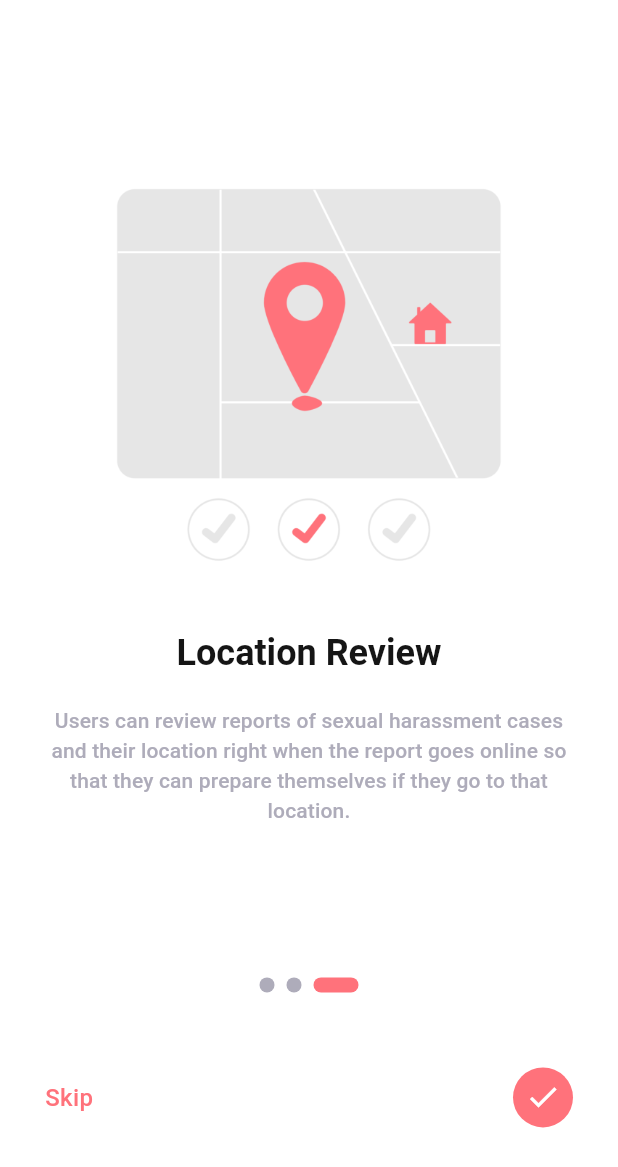
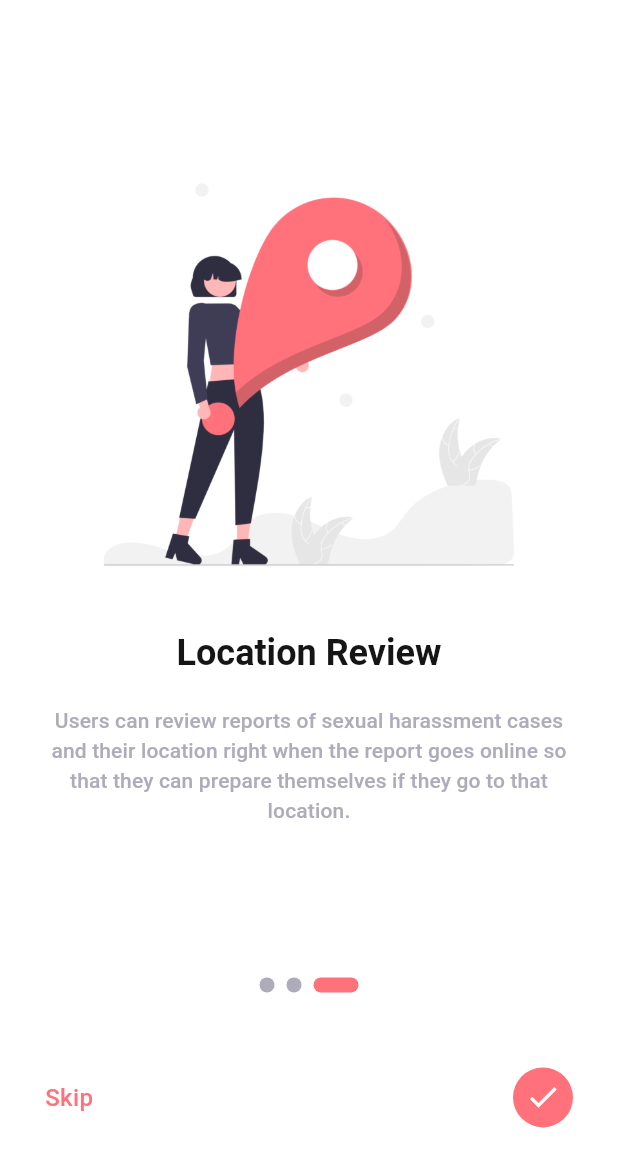
Before and after one commit to Nitishroy-7033/Project-Shakti, a Flutter app: the screen it shows after launch, after a tap on "Skip", on a phone screen of 412 x 824 dp. Shown: the top 1167 px of the screen. Run offline on Flutter 3.47's test engine with Material 3 defaults, Android fonts, the phone set to English and light mode, and no system bars; drawn by our look-alikes of smooth_page_indicator; our stand-ins replace flutter_bloc, flutter_contacts, permission_handler; Roboto replaces fonts that are missing (Poppins).

Commit message:
[#44] Add skip animation in onboarding & make imgaes variable

```diff
--- a/lib/core/constants/app_images.dart
+++ b/lib/core/constants/app_images.dart
@@ -1,3 +1,6 @@
 class AppImages {
   static const policePhoto = "assets/images/police.png";
+  static const onBoarding1 = "assets/images/emergency_alert_illustration.png";
+  static const onBoarding2 = "assets/images/location_review_illustration.png";
+  static const onBoarding3 = "assets/images/share_location_illustration.png";
 }
--- a/lib/features/onboarding/views/on_boarding_screen.dart
+++ b/lib/features/onboarding/views/on_boarding_screen.dart
@@ -60,7 +60,11 @@ class _OnBoardingScreenState extends State<OnBoardingScreen> {
                       //skip
                       GestureDetector(
                         onTap: () {
-                          _controller.jumpToPage(2);
+                          _controller.animateToPage(
+                            2,
+                            duration: Duration(milliseconds: 300),
+                            curve: Curves.easeIn,
+                          );
                         },
                         child: Text(
                           'Skip',
@@ -78,7 +82,7 @@ class _OnBoardingScreenState extends State<OnBoardingScreen> {
                             Navigator.pushReplacementNamed(context, '/login');
                           } else {
                             _controller.nextPage(
-                              duration: Duration(milliseconds: 500),
+                              duration: Duration(milliseconds: 300),
                               curve: Curves.easeIn,
                             );
                           }
--- a/lib/features/onboarding/widgets/emergency_alert_page.dart
+++ b/lib/features/onboarding/widgets/emergency_alert_page.dart
@@ -1,4 +1,5 @@
 import 'package:flutter/material.dart';
+import 'package:project_shakti/core/constants/app_images.dart';
 
 class EmergencyAlertPage extends StatelessWidget {
   const EmergencyAlertPage({super.key});
@@ -13,10 +14,7 @@ class EmergencyAlertPage extends StatelessWidget {
           SizedBox(height: 80),
           SizedBox(
             height: 300,
-            child: Image.asset(
-              'assets/images/emergency_alert_illustration.png',
-              fit: BoxFit.fill,
-            ),
+            child: Image.asset(AppImages.onBoarding1, fit: BoxFit.fill),
           ),
           // Title
           Text(
--- a/lib/features/onboarding/widgets/location_review_page.dart
+++ b/lib/features/onboarding/widgets/location_review_page.dart
@@ -1,4 +1,5 @@
 import 'package:flutter/material.dart';
+import 'package:project_shakti/core/constants/app_images.dart';
 
 class LocationReviewPage extends StatelessWidget {
   const LocationReviewPage({super.key});
@@ -13,10 +14,7 @@ class LocationReviewPage extends StatelessWidget {
           SizedBox(height: 80),
           SizedBox(
             height: 300,
-            child: Image.asset(
-              'assets/images/location_review_illustration.png',
-              fit: BoxFit.fill,
-            ),
+            child: Image.asset(AppImages.onBoarding3, fit: BoxFit.fill),
           ),
           // Title
           Text(
--- a/lib/features/onboarding/widgets/share_location_page.dart
+++ b/lib/features/onboarding/widgets/share_location_page.dart
@@ -1,4 +1,5 @@
 import 'package:flutter/material.dart';
+import 'package:project_shakti/core/constants/app_images.dart';
 
 class ShareLocationPage extends StatelessWidget {
   const ShareLocationPage({super.key});
@@ -13,10 +14,7 @@ class ShareLocationPage extends StatelessWidget {
           SizedBox(height: 80),
           SizedBox(
             height: 300,
-            child: Image.asset(
-              'assets/images/share_location_illustration.png',
-              fit: BoxFit.fill,
-            ),
+            child: Image.asset(AppImages.onBoarding2, fit: BoxFit.fill),
           ),
           // Title
           Text(
```
